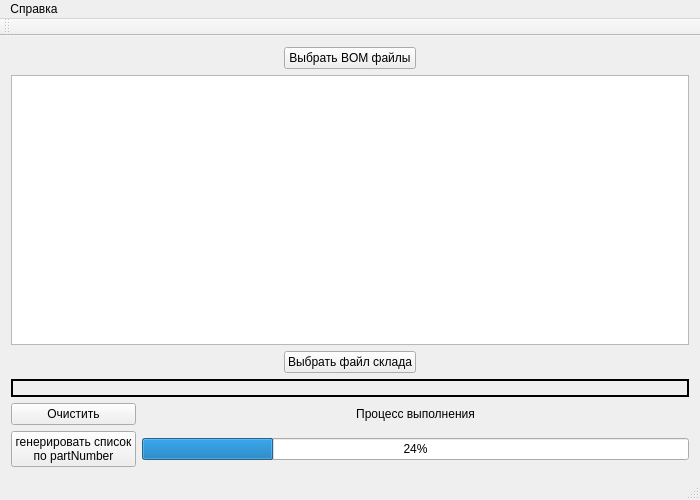
Qt form mainwindow.ui (pivleonid/gpAll_v2) before a commit.
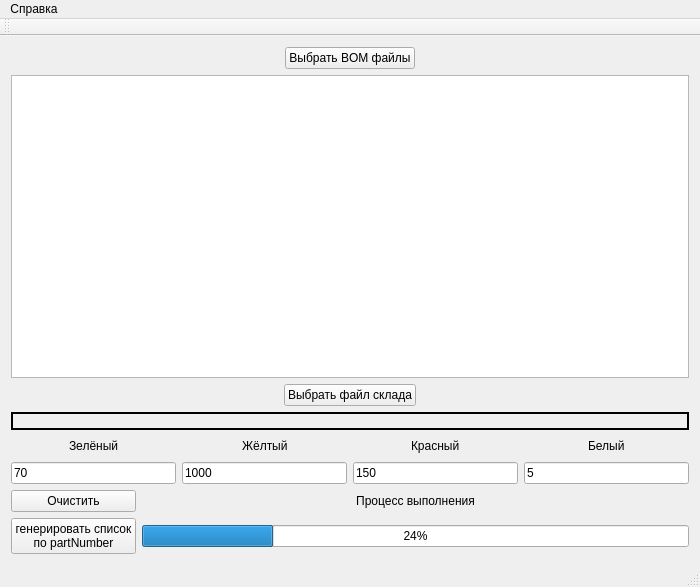
The same form after that commit.

What changed in the file:
```diff
--- a/mainwindow.ui
+++ b/mainwindow.ui
@@ -7,7 +7,7 @@
     <x>0</x>
     <y>0</y>
     <width>700</width>
-    <height>500</height>
+    <height>587</height>
    </rect>
   </property>
   <property name="sizePolicy">
@@ -25,64 +25,55 @@
   <property name="maximumSize">
    <size>
     <width>700</width>
-    <height>500</height>
+    <height>800</height>
    </size>
   </property>
   <property name="windowTitle">
    <string>Компоненты для закупок v.3.2.1.0 от 08.12.2017</string>
   </property>
   <widget class="QWidget" name="centralWidget">
-   <layout class="QGridLayout" name="gridLayout_2">
-    <item row="0" column="1">
-     <widget class="QPushButton" name="pushButton">
-      <property name="enabled">
-       <bool>true</bool>
-      </property>
-      <property name="text">
-       <string>Выбрать BOM файлы</string>
-      </property>
-     </widget>
-    </item>
+   <layout class="QGridLayout" name="gridLayout_4">
     <item row="0" column="0">
-     <spacer name="horizontalSpacer_2">
-      <property name="orientation">
-       <enum>Qt::Horizontal</enum>
-      </property>
-      <property name="sizeHint" stdset="0">
-       <size>
-        <width>135</width>
-        <height>20</height>
-       </size>
-      </property>
-     </spacer>
+     <layout class="QHBoxLayout" name="horizontalLayout_2">
+      <item>
+       <spacer name="horizontalSpacer_2">
+        <property name="orientation">
+         <enum>Qt::Horizontal</enum>
+        </property>
+        <property name="sizeHint" stdset="0">
+         <size>
+          <width>135</width>
+          <height>20</height>
+         </size>
+        </property>
+       </spacer>
+      </item>
+      <item>
+       <widget class="QPushButton" name="pushButton">
+        <property name="enabled">
+         <bool>true</bool>
+        </property>
+        <property name="text">
+         <string>Выбрать BOM файлы</string>
+        </property>
+       </widget>
+      </item>
+      <item>
+       <spacer name="horizontalSpacer">
+        <property name="orientation">
+         <enum>Qt::Horizontal</enum>
+        </property>
+        <property name="sizeHint" stdset="0">
+         <size>
+          <width>135</width>
+          <height>20</height>
+         </size>
+        </property>
+       </spacer>
+      </item>
+     </layout>
     </item>
-    <item row="3" column="0" colspan="3">
-     <widget class="QLabel" name="label_2">
-      <property name="frameShape">
-       <enum>QFrame::WinPanel</enum>
-      </property>
-      <property name="text">
-       <string/>
-      </property>
-      <property name="alignment">
-       <set>Qt::AlignCenter</set>
-      </property>
-     </widget>
-    </item>
-    <item row="0" column="2">
-     <spacer name="horizontalSpacer">
-      <property name="orientation">
-       <enum>Qt::Horizontal</enum>
-      </property>
-      <property name="sizeHint" stdset="0">
-       <size>
-        <width>135</width>
-        <height>20</height>
-       </size>
-      </property>
-     </spacer>
-    </item>
-    <item row="1" column="0" colspan="3">
+    <item row="1" column="0">
      <widget class="QTableWidget" name="tableWidget">
       <property name="sizePolicy">
        <sizepolicy hsizetype="Expanding" vsizetype="Expanding">
@@ -158,7 +149,253 @@
       </column>
      </widget>
     </item>
-    <item row="4" column="0" colspan="3">
+    <item row="2" column="0">
+     <layout class="QHBoxLayout" name="horizontalLayout">
+      <item>
+       <spacer name="horizontalSpacer_3">
+        <property name="orientation">
+         <enum>Qt::Horizontal</enum>
+        </property>
+        <property name="sizeHint" stdset="0">
+         <size>
+          <width>135</width>
+          <height>20</height>
+         </size>
+        </property>
+       </spacer>
+      </item>
+      <item>
+       <widget class="QPushButton" name="pushButton_2">
+        <property name="text">
+         <string>Выбрать файл склада</string>
+        </property>
+       </widget>
+      </item>
+      <item>
+       <spacer name="horizontalSpacer_4">
+        <property name="orientation">
+         <enum>Qt::Horizontal</enum>
+        </property>
+        <property name="sizeHint" stdset="0">
+         <size>
+          <width>135</width>
+          <height>20</height>
+         </size>
+        </property>
+       </spacer>
+      </item>
+     </layout>
+    </item>
+    <item row="3" column="0">
+     <widget class="QLabel" name="label_2">
+      <property name="frameShape">
+       <enum>QFrame::WinPanel</enum>
+      </property>
+      <property name="text">
+       <string/>
+      </property>
+      <property name="alignment">
+       <set>Qt::AlignCenter</set>
+      </property>
+     </widget>
+    </item>
+    <item row="4" column="0">
+     <layout class="QGridLayout" name="gridLayout_3">
+      <item row="0" column="0">
+       <layout class="QVBoxLayout" name="verticalLayout_5">
+        <item>
+         <layout class="QHBoxLayout" name="horizontalLayout_6">
+          <item>
+           <spacer name="horizontalSpacer_14">
+            <property name="orientation">
+             <enum>Qt::Horizontal</enum>
+            </property>
+            <property name="sizeHint" stdset="0">
+             <size>
+              <width>18</width>
+              <height>20</height>
+             </size>
+            </property>
+           </spacer>
+          </item>
+          <item>
+           <widget class="QLabel" name="label_3">
+            <property name="text">
+             <string>Зелёный</string>
+            </property>
+           </widget>
+          </item>
+          <item>
+           <spacer name="horizontalSpacer_13">
+            <property name="orientation">
+             <enum>Qt::Horizontal</enum>
+            </property>
+            <property name="sizeHint" stdset="0">
+             <size>
+              <width>18</width>
+              <height>20</height>
+             </size>
+            </property>
+           </spacer>
+          </item>
+         </layout>
+        </item>
+        <item>
+         <widget class="QLineEdit" name="label_green">
+          <property name="text">
+           <string>70</string>
+          </property>
+         </widget>
+        </item>
+       </layout>
+      </item>
+      <item row="0" column="1">
+       <layout class="QVBoxLayout" name="verticalLayout_4">
+        <item>
+         <layout class="QHBoxLayout" name="horizontalLayout_5">
+          <item>
+           <spacer name="horizontalSpacer_11">
+            <property name="orientation">
+             <enum>Qt::Horizontal</enum>
+            </property>
+            <property name="sizeHint" stdset="0">
+             <size>
+              <width>18</width>
+              <height>20</height>
+             </size>
+            </property>
+           </spacer>
+          </item>
+          <item>
+           <widget class="QLabel" name="label_4">
+            <property name="text">
+             <string>Жёлтый</string>
+            </property>
+           </widget>
+          </item>
+          <item>
+           <spacer name="horizontalSpacer_12">
+            <property name="orientation">
+             <enum>Qt::Horizontal</enum>
+            </property>
+            <property name="sizeHint" stdset="0">
+             <size>
+              <width>18</width>
+              <height>20</height>
+             </size>
+            </property>
+           </spacer>
+          </item>
+         </layout>
+        </item>
+        <item>
+         <widget class="QLineEdit" name="label_yellow">
+          <property name="text">
+           <string>1000</string>
+          </property>
+         </widget>
+        </item>
+       </layout>
+      </item>
+      <item row="0" column="2">
+       <layout class="QVBoxLayout" name="verticalLayout_3">
+        <item>
+         <layout class="QHBoxLayout" name="horizontalLayout_4">
+          <item>
+           <spacer name="horizontalSpacer_10">
+            <property name="orientation">
+             <enum>Qt::Horizontal</enum>
+            </property>
+            <property name="sizeHint" stdset="0">
+             <size>
+              <width>18</width>
+              <height>20</height>
+             </size>
+            </property>
+           </spacer>
+          </item>
+          <item>
+           <widget class="QLabel" name="label_5">
+            <property name="text">
+             <string>Красный</string>
+            </property>
+           </widget>
+          </item>
+          <item>
+           <spacer name="horizontalSpacer_9">
+            <property name="orientation">
+             <enum>Qt::Horizontal</enum>
+            </property>
+            <property name="sizeHint" stdset="0">
+             <size>
+              <width>18</width>
+              <height>20</height>
+             </size>
+            </property>
+           </spacer>
+          </item>
+         </layout>
+        </item>
+        <item>
+         <widget class="QLineEdit" name="label_red">
+          <property name="text">
+           <string>150</string>
+          </property>
+         </widget>
+        </item>
+       </layout>
+      </item>
+      <item row="0" column="3">
+       <layout class="QVBoxLayout" name="verticalLayout_2">
+        <item>
+         <layout class="QHBoxLayout" name="horizontalLayout_3">
+          <item>
+           <spacer name="horizontalSpacer_8">
+            <property name="orientation">
+             <enum>Qt::Horizontal</enum>
+            </property>
+            <property name="sizeHint" stdset="0">
+             <size>
+              <width>18</width>
+              <height>20</height>
+             </size>
+            </property>
+           </spacer>
+          </item>
+          <item>
+           <widget class="QLabel" name="label_6">
+            <property name="text">
+             <string>Белый</string>
+            </property>
+           </widget>
+          </item>
+          <item>
+           <spacer name="horizontalSpacer_7">
+            <property name="orientation">
+             <enum>Qt::Horizontal</enum>
+            </property>
+            <property name="sizeHint" stdset="0">
+             <size>
+              <width>18</width>
+              <height>20</height>
+             </size>
+            </property>
+           </spacer>
+          </item>
+         </layout>
+        </item>
+        <item>
+         <widget class="QLineEdit" name="label_white">
+          <property name="text">
+           <string>5</string>
+          </property>
+         </widget>
+        </item>
+       </layout>
+      </item>
+     </layout>
+    </item>
+    <item row="5" column="0">
      <layout class="QGridLayout" name="gridLayout">
       <item row="0" column="0">
        <widget class="QPushButton" name="pushButton_4">
@@ -194,39 +431,6 @@
       </item>
      </layout>
     </item>
-    <item row="2" column="0">
-     <spacer name="horizontalSpacer_3">
-      <property name="orientation">
-       <enum>Qt::Horizontal</enum>
-      </property>
-      <property name="sizeHint" stdset="0">
-       <size>
-        <width>135</width>
-        <height>20</height>
-       </size>
-      </property>
-     </spacer>
-    </item>
-    <item row="2" column="1">
-     <widget class="QPushButton" name="pushButton_2">
-      <property name="text">
-       <string>Выбрать файл склада</string>
-      </property>
-     </widget>
-    </item>
-    <item row="2" column="2">
-     <spacer name="horizontalSpacer_4">
-      <property name="orientation">
-       <enum>Qt::Horizontal</enum>
-      </property>
-      <property name="sizeHint" stdset="0">
-       <size>
-        <width>135</width>
-        <height>20</height>
-       </size>
-      </property>
-     </spacer>
-    </item>
    </layout>
   </widget>
   <widget class="QMenuBar" name="menuBar">
```
Left out of the diff: 4 changed lines with no effect on the pictures.
